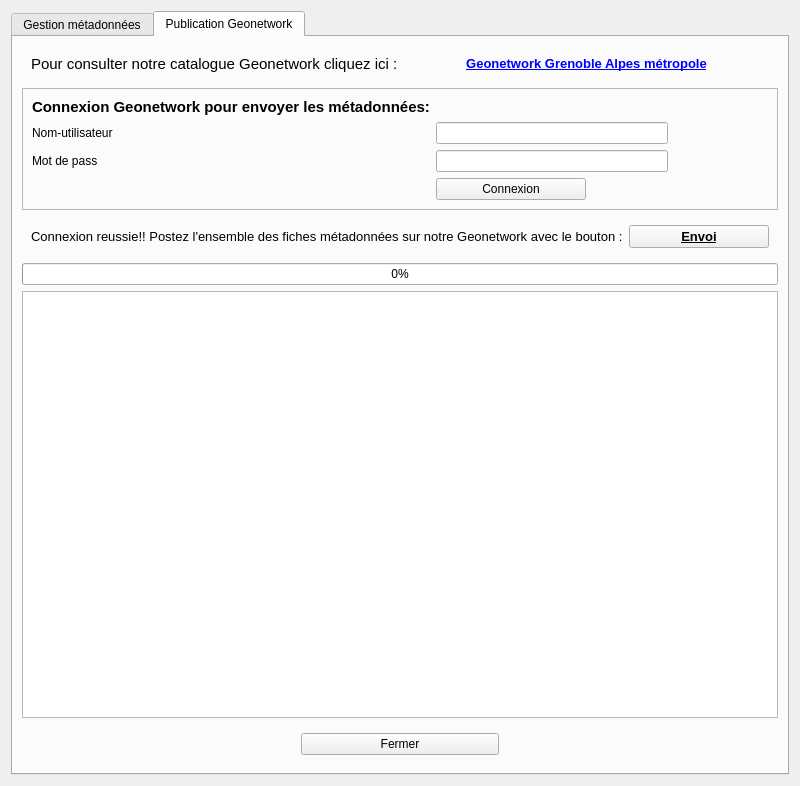
Old version of the form meta_gam/Meta_GAM_dialog_base.ui in the repository camptocamp/MetaGAM.
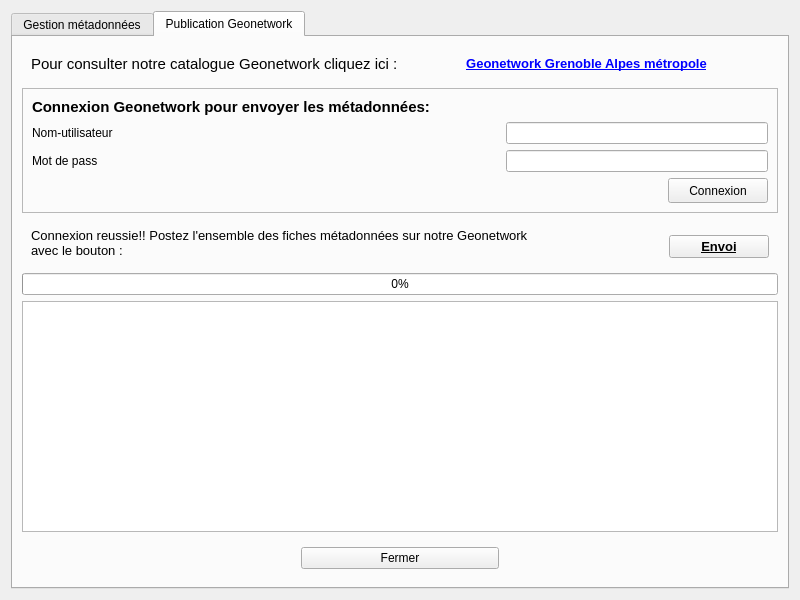
New version of the form. The open tabs and pages were chosen to show the change. Custom widgets are drawn as their Qt base class.

Commit message: improve redimensioning of dialogs

The edit to the form file:
```diff
--- a/meta_gam/Meta_GAM_dialog_base.ui
+++ b/meta_gam/Meta_GAM_dialog_base.ui
@@ -10,19 +10,13 @@
     <x>0</x>
     <y>0</y>
     <width>800</width>
-    <height>786</height>
+    <height>600</height>
    </rect>
   </property>
   <property name="minimumSize">
    <size>
-    <width>700</width>
-    <height>400</height>
-   </size>
-  </property>
-  <property name="maximumSize">
-   <size>
-    <width>800</width>
-    <height>880</height>
+    <width>400</width>
+    <height>450</height>
    </size>
   </property>
   <property name="windowTitle">
@@ -371,39 +365,75 @@
          <property name="frameShadow">
           <enum>QFrame::Raised</enum>
          </property>
-         <layout class="QGridLayout" name="gridLayout">
-          <item row="1" column="1">
+         <layout class="QGridLayout" name="gridLayout" columnstretch="2,3,2,0">
+          <item row="2" column="2">
            <widget class="QLineEdit" name="leUsername"/>
           </item>
-          <item row="2" column="0">
+          <item row="3" column="2">
+           <widget class="QgsPasswordLineEdit" name="lePassword"/>
+          </item>
+          <item row="3" column="1">
+           <spacer name="horizontalSpacer_4">
+            <property name="orientation">
+             <enum>Qt::Horizontal</enum>
+            </property>
+            <property name="sizeType">
+             <enum>QSizePolicy::Fixed</enum>
+            </property>
+            <property name="sizeHint" stdset="0">
+             <size>
+              <width>200</width>
+              <height>20</height>
+             </size>
+            </property>
+           </spacer>
+          </item>
+          <item row="0" column="0" colspan="3">
+           <widget class="QLabel" name="label">
+            <property name="font">
+             <font>
+              <pointsize>11</pointsize>
+              <weight>75</weight>
+              <bold>true</bold>
+             </font>
+            </property>
+            <property name="frameShadow">
+             <enum>QFrame::Plain</enum>
+            </property>
+            <property name="text">
+             <string>Connexion Geonetwork pour envoyer les métadonnées:</string>
+            </property>
+            <property name="wordWrap">
+             <bool>false</bool>
+            </property>
+           </widget>
+          </item>
+          <item row="3" column="0">
            <widget class="QLabel" name="label_2">
             <property name="text">
              <string>Mot de pass</string>
             </property>
            </widget>
           </item>
-          <item row="2" column="1">
-           <widget class="QgsPasswordLineEdit" name="lePassword"/>
-          </item>
-          <item row="1" column="0">
+          <item row="2" column="0">
            <widget class="QLabel" name="label_1">
             <property name="text">
              <string>Nom-utilisateur</string>
             </property>
            </widget>
           </item>
-          <item row="4" column="1">
+          <item row="4" column="2" alignment="Qt::AlignRight">
            <widget class="QPushButton" name="pbConnexion">
-            <property name="minimumSize">
-             <size>
-              <width>0</width>
-              <height>0</height>
-             </size>
+            <property name="sizePolicy">
+             <sizepolicy hsizetype="Fixed" vsizetype="Fixed">
+              <horstretch>0</horstretch>
+              <verstretch>0</verstretch>
+             </sizepolicy>
             </property>
-            <property name="maximumSize">
+            <property name="minimumSize">
              <size>
-              <width>150</width>
-              <height>16777215</height>
+              <width>100</width>
+              <height>25</height>
              </size>
             </property>
             <property name="text">
@@ -417,39 +447,6 @@
             </property>
            </widget>
           </item>
-          <item row="0" column="0">
-           <widget class="QLabel" name="label">
-            <property name="font">
-             <font>
-              <pointsize>11</pointsize>
-              <weight>75</weight>
-              <bold>true</bold>
-             </font>
-            </property>
-            <property name="frameShadow">
-             <enum>QFrame::Plain</enum>
-            </property>
-            <property name="text">
-             <string>Connexion Geonetwork pour envoyer les métadonnées:</string>
-            </property>
-           </widget>
-          </item>
-          <item row="2" column="2">
-           <spacer name="horizontalSpacer_4">
-            <property name="orientation">
-             <enum>Qt::Horizontal</enum>
-            </property>
-            <property name="sizeType">
-             <enum>QSizePolicy::Fixed</enum>
-            </property>
-            <property name="sizeHint" stdset="0">
-             <size>
-              <width>100</width>
-              <height>20</height>
-             </size>
-            </property>
-           </spacer>
-          </item>
          </layout>
         </widget>
        </item>
@@ -464,12 +461,48 @@
          <property name="frameShadow">
           <enum>QFrame::Raised</enum>
          </property>
-         <layout class="QGridLayout" name="gridLayout_3">
-          <item row="0" column="1">
+         <layout class="QGridLayout" name="gridLayout_3" columnstretch="5,1,0">
+          <item row="0" column="0">
+           <widget class="QLabel" name="label_3">
+            <property name="enabled">
+             <bool>true</bool>
+            </property>
+            <property name="font">
+             <font>
+              <pointsize>10</pointsize>
+             </font>
+            </property>
+            <property name="text">
+             <string>Connexion reussie!! Postez l'ensemble des fiches métadonnées sur notre Geonetwork avec le bouton :</string>
+            </property>
+            <property name="wordWrap">
+             <bool>true</bool>
+            </property>
+           </widget>
+          </item>
+          <item row="0" column="2" alignment="Qt::AlignBottom">
            <widget class="QPushButton" name="pbPost">
             <property name="enabled">
              <bool>true</bool>
             </property>
+            <property name="sizePolicy">
+             <sizepolicy hsizetype="Fixed" vsizetype="Fixed">
+              <horstretch>0</horstretch>
+              <verstretch>0</verstretch>
+             </sizepolicy>
+            </property>
+            <property name="minimumSize">
+             <size>
+              <width>100</width>
+              <height>0</height>
+             </size>
+            </property>
+            <property name="sizeIncrement">
+             <size>
+              <width>0</width>
+              <height>0</height>
+             </size>
+            </property>
             <property name="font">
              <font>
               <pointsize>10</pointsize>
@@ -492,20 +525,18 @@
             </property>
            </widget>
           </item>
-          <item row="0" column="0">
-           <widget class="QLabel" name="label_3">
-            <property name="enabled">
-             <bool>true</bool>
+          <item row="0" column="1">
+           <spacer name="horizontalSpacer_7">
+            <property name="orientation">
+             <enum>Qt::Horizontal</enum>
             </property>
-            <property name="font">
-             <font>
-              <pointsize>10</pointsize>
-             </font>
+            <property name="sizeHint" stdset="0">
+             <size>
+              <width>40</width>
+              <height>20</height>
+             </size>
             </property>
-            <property name="text">
-             <string>Connexion reussie!! Postez l'ensemble des fiches métadonnées sur notre Geonetwork avec le bouton :</string>
-            </property>
-           </widget>
+           </spacer>
           </item>
          </layout>
         </widget>
```
Left out of the diff: 10 changed lines with no effect on the pictures. The commit also changes 1 other file.
